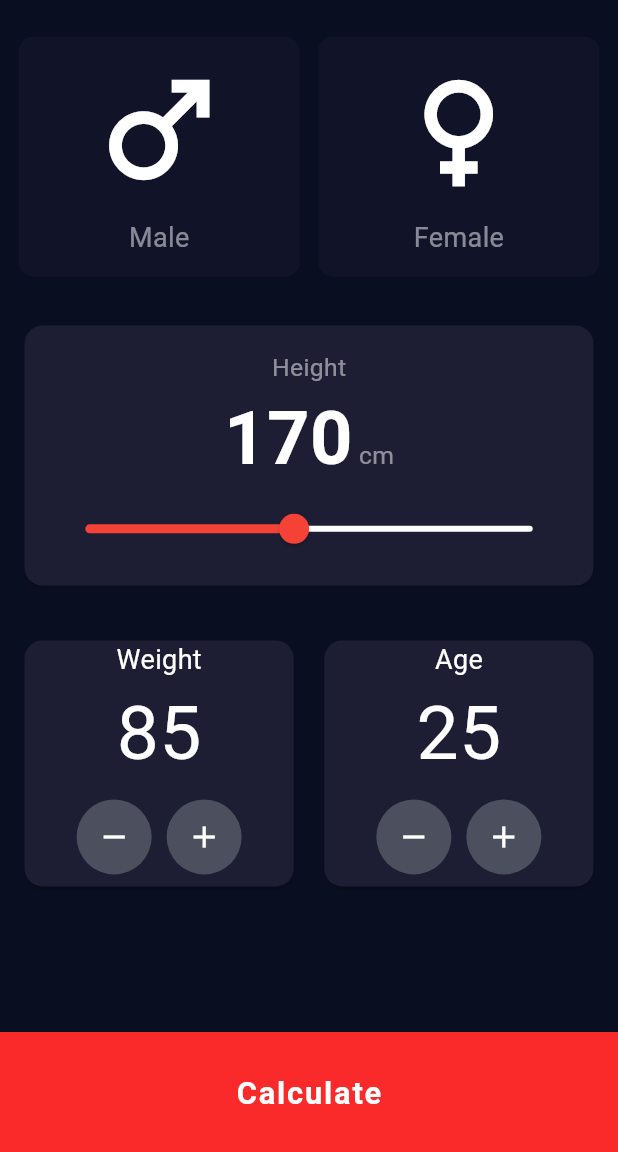
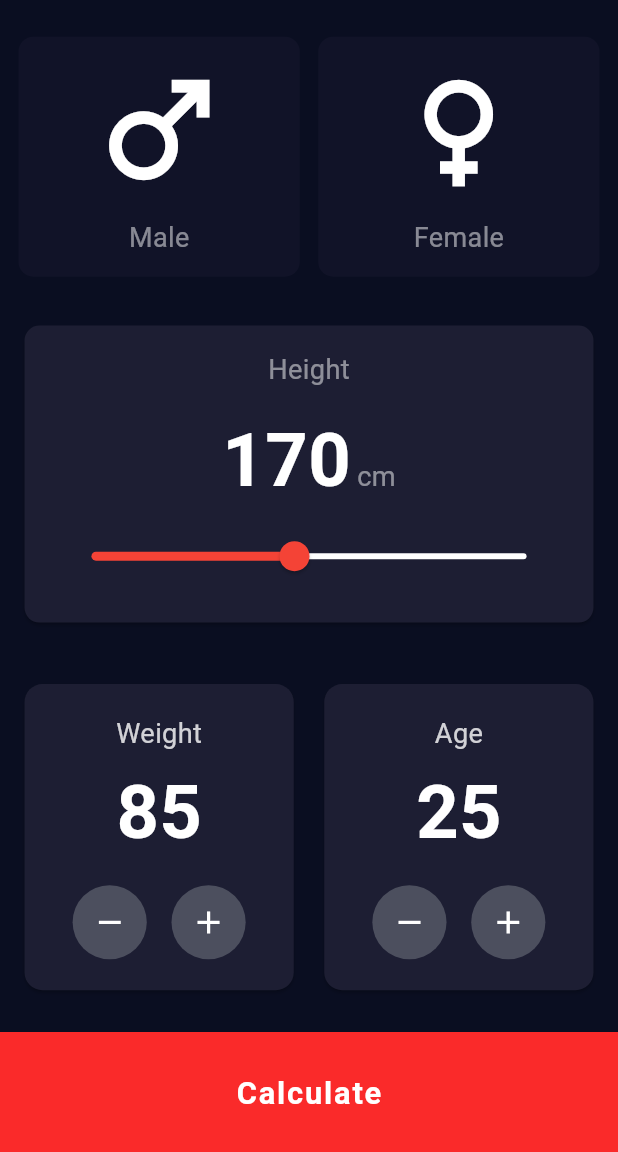
Before and after one commit to AbdllahAtef/BMI-CALC.APP, a Flutter app: the screen it shows after launch, on a phone screen of 412 x 824 dp, the part 84-1236 px from its top. Run offline on Flutter 3.47's test engine with Material 3 defaults, Android fonts, the phone set to English and light mode, and no system bars.

Commit message:
fix card

```diff
--- a/lib/screens/bmi_calculator_screen.dart
+++ b/lib/screens/bmi_calculator_screen.dart
@@ -22,7 +22,6 @@ class _BmiCalculatorScreenState extends State<BmiCalculatorScreen> {
   Widget build(BuildContext context) {
     final screenHeight = MediaQuery.of(context).size.height;
     final screenWidth = MediaQuery.of(context).size.width;
-    final cardHeight = screenHeight * 0.22;
 
     return Scaffold(
       backgroundColor: const Color(0xff0A0E21),
@@ -64,24 +63,27 @@ class _BmiCalculatorScreenState extends State<BmiCalculatorScreen> {
             ),
             SizedBox(height: screenHeight * 0.025),
             SizedBox(
-              height: cardHeight,
+              height: screenHeight * 0.25, // خليه نسبة واضحة من الشاشة
               child: Card(
                 color: const Color(0xFF1D1E33),
+                shape: RoundedRectangleBorder(
+                  borderRadius: BorderRadius.circular(10),
+                ),
                 child: Padding(
                   padding: EdgeInsets.symmetric(
                     vertical: screenHeight * 0.02,
-                    horizontal: screenWidth * 0.04,
+                    horizontal: screenWidth * 0.05,
                   ),
                   child: Column(
-                    mainAxisAlignment: MainAxisAlignment.center,
                     children: [
                       Text(
                         'Height',
                         style: TextStyle(
-                          fontSize: screenHeight * 0.02,
+                          fontSize: screenHeight * 0.022,
                           color: Colors.white.withOpacity(0.5),
                         ),
                       ),
+                      SizedBox(height: screenHeight * 0.015),
                       Row(
                         mainAxisAlignment: MainAxisAlignment.center,
                         crossAxisAlignment: CrossAxisAlignment.baseline,
@@ -99,13 +101,16 @@ class _BmiCalculatorScreenState extends State<BmiCalculatorScreen> {
                           Text(
                             'cm',
                             style: TextStyle(
-                              fontSize: screenHeight * 0.02,
+                              fontSize: screenHeight * 0.022,
                               color: Colors.white.withOpacity(0.5),
                             ),
                           ),
                         ],
                       ),
-                      Slider(
+                      Expanded(
+                        child: Align(
+                          alignment: Alignment.bottomCenter,
+                          child: Slider(
                             value: height.toDouble(),
                             min: 100,
                             max: 250,
@@ -114,11 +119,14 @@ class _BmiCalculatorScreenState extends State<BmiCalculatorScreen> {
                             onChanged: (val) =>
                                 setState(() => height = val.toInt()),
                           ),
+                        ),
+                      ),
                     ],
                   ),
                 ),
               ),
             ),
+
             SizedBox(height: screenHeight * 0.025),
             Row(
               children: [
--- a/lib/widgets/counter_card.dart
+++ b/lib/widgets/counter_card.dart
@@ -14,51 +14,70 @@ class CounterCard extends StatelessWidget {
 
   @override
   Widget build(BuildContext context) {
+    final screenHeight = MediaQuery.of(context).size.height;
+    final screenWidth = MediaQuery.of(context).size.width;
+
     return Padding(
-      padding: const EdgeInsets.symmetric(vertical: 8),
+      padding: EdgeInsets.symmetric(vertical: screenHeight * 0.015),
       child: Card(
         color: const Color(0xFF1D1E33),
+        child: Padding(
+          padding: EdgeInsets.symmetric(vertical: screenHeight * 0.025),
           child: Column(
             mainAxisAlignment: MainAxisAlignment.center,
             children: [
               Text(
                 text,
-              style: const TextStyle(fontSize: 18, color: Colors.white),
+                style: TextStyle(
+                  fontSize: screenHeight * 0.022,
+                  color: Colors.white.withOpacity(0.8),
                 ),
+              ),
+              SizedBox(height: screenHeight * 0.005),
               Text(
                 '$value',
-              style: const TextStyle(fontSize: 50, color: Colors.white),
-            ),
-            Padding(
-              padding: const EdgeInsets.symmetric(vertical: 8),
-              child: Row(
-                mainAxisAlignment: MainAxisAlignment.center,
-
-                children: [
-                  CircleAvatar(
-                    radius: 25,
-                    backgroundColor: const Color(0xFF4C4F5E),
-                    child: IconButton(
+                style: TextStyle(
+                  fontSize: screenHeight * 0.06,
                   color: Colors.white,
-                      icon: const Icon(Icons.remove),
-                      onPressed: () => onChanged(value - 1),
+                  fontWeight: FontWeight.bold,
                 ),
               ),
-                  const SizedBox(width: 10),
-                  CircleAvatar(
-                    radius: 25,
-                    backgroundColor: const Color(0xFF4C4F5E),
-                    child: IconButton(
-                      color: Colors.white,
-                      icon: const Icon(Icons.add),
+              SizedBox(height: screenHeight * 0.015),
+              Row(
+                mainAxisAlignment: MainAxisAlignment.center,
+                children: [
+                  _buildActionButton(
+                    icon: Icons.remove,
+                    onPressed: () => onChanged(value - 1),
+                    size: screenWidth * 0.12,
+                  ),
+                  SizedBox(width: screenWidth * 0.04),
+                  _buildActionButton(
+                    icon: Icons.add,
                     onPressed: () => onChanged(value + 1),
+                    size: screenWidth * 0.12,
                   ),
+                ],
               ),
             ],
           ),
         ),
-          ],
       ),
+    );
+  }
+
+  Widget _buildActionButton({
+    required IconData icon,
+    required VoidCallback onPressed,
+    required double size,
+  }) {
+    return CircleAvatar(
+      radius: size / 2,
+      backgroundColor: const Color(0xFF4C4F5E),
+      child: IconButton(
+        icon: Icon(icon, size: size * 0.5),
+        color: Colors.white,
+        onPressed: onPressed,
       ),
     );
   }
```
Lines whose indentation alone changed are shown as unchanged.
